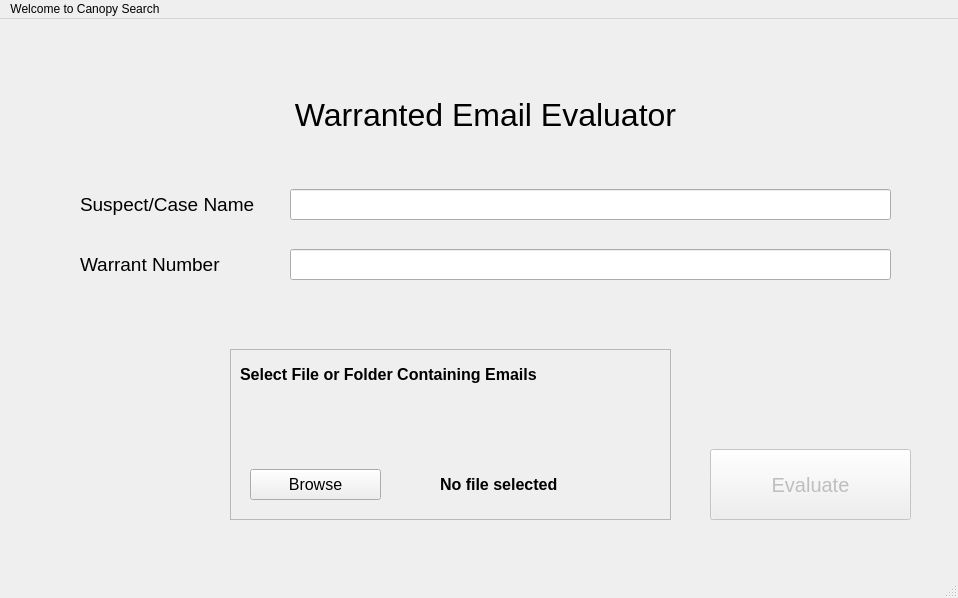
joshrands/Canopy, file CanopyGUI/WelcomeWindow.ui: the form before one commit.
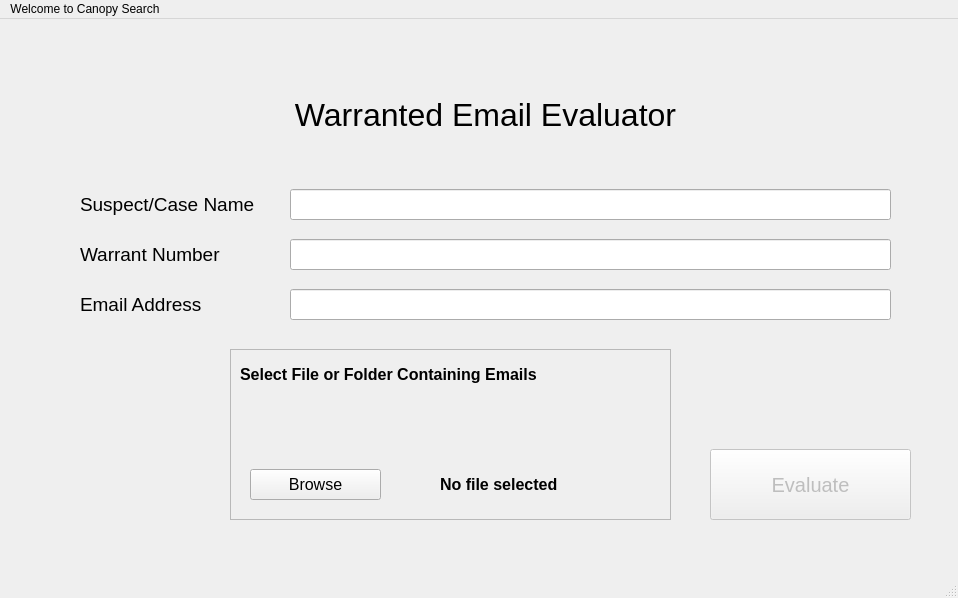
The form after the commit.

Patch:
```diff
--- a/CanopyGUI/WelcomeWindow.ui
+++ b/CanopyGUI/WelcomeWindow.ui
@@ -78,7 +78,7 @@
     <property name="geometry">
      <rect>
       <x>290</x>
-      <y>230</y>
+      <y>220</y>
       <width>601</width>
       <height>31</height>
      </rect>
@@ -93,7 +93,7 @@
     <property name="geometry">
      <rect>
       <x>80</x>
-      <y>230</y>
+      <y>220</y>
       <width>181</width>
       <height>31</height>
      </rect>
@@ -205,6 +205,39 @@
      <string>Evaluate</string>
     </property>
    </widget>
+   <widget class="QLineEdit" name="emailAddressField">
+    <property name="geometry">
+     <rect>
+      <x>290</x>
+      <y>270</y>
+      <width>601</width>
+      <height>31</height>
+     </rect>
+    </property>
+    <property name="font">
+     <font>
+      <pointsize>14</pointsize>
+     </font>
+    </property>
+   </widget>
+   <widget class="QLabel" name="label_5">
+    <property name="geometry">
+     <rect>
+      <x>80</x>
+      <y>270</y>
+      <width>181</width>
+      <height>31</height>
+     </rect>
+    </property>
+    <property name="font">
+     <font>
+      <pointsize>14</pointsize>
+     </font>
+    </property>
+    <property name="text">
+     <string>Email Address</string>
+    </property>
+   </widget>
   </widget>
   <widget class="QMenuBar" name="menubar">
    <property name="geometry">
```
Left out of the diff: 2 changed lines with no effect on the pictures.
